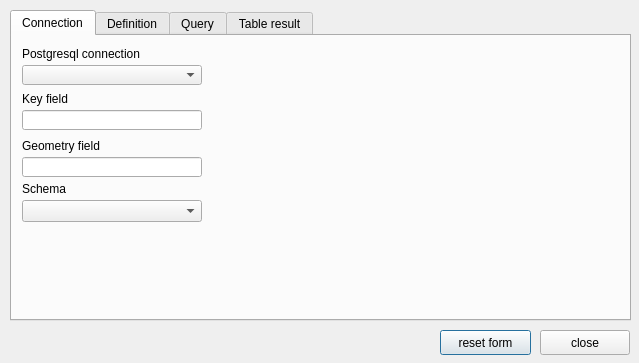
This is ui_postgisquerybuilder.ui in enricofer/postgisQueryBuilder as Qt 5 draws it before an edit. The edited form follows.
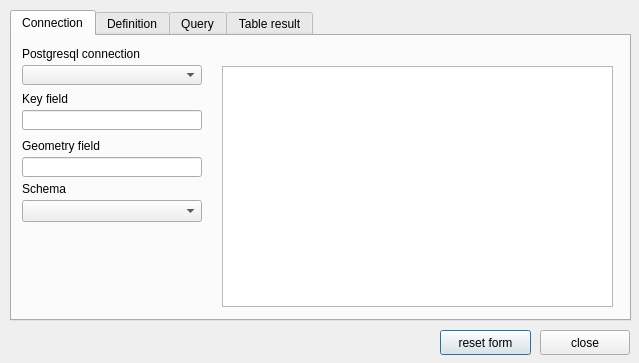
This is the edited form. The open tabs and pages were chosen to show the change.

Commit message: layer tabwidget added to first slot for layer ops

The edit to the form file:
```diff
--- a/ui_postgisquerybuilder.ui
+++ b/ui_postgisquerybuilder.ui
@@ -159,6 +159,16 @@
       <string>Schema</string>
      </property>
     </widget>
+    <widget class="QListWidget" name="LayerList">
+     <property name="geometry">
+      <rect>
+       <x>210</x>
+       <y>30</y>
+       <width>391</width>
+       <height>241</height>
+      </rect>
+     </property>
+    </widget>
    </widget>
    <widget class="QWidget" name="DefinitionTab">
     <attribute name="title">
```
Left out of the diff: 2 changed lines with no effect on the pictures. The commit also changes 1 other file.
